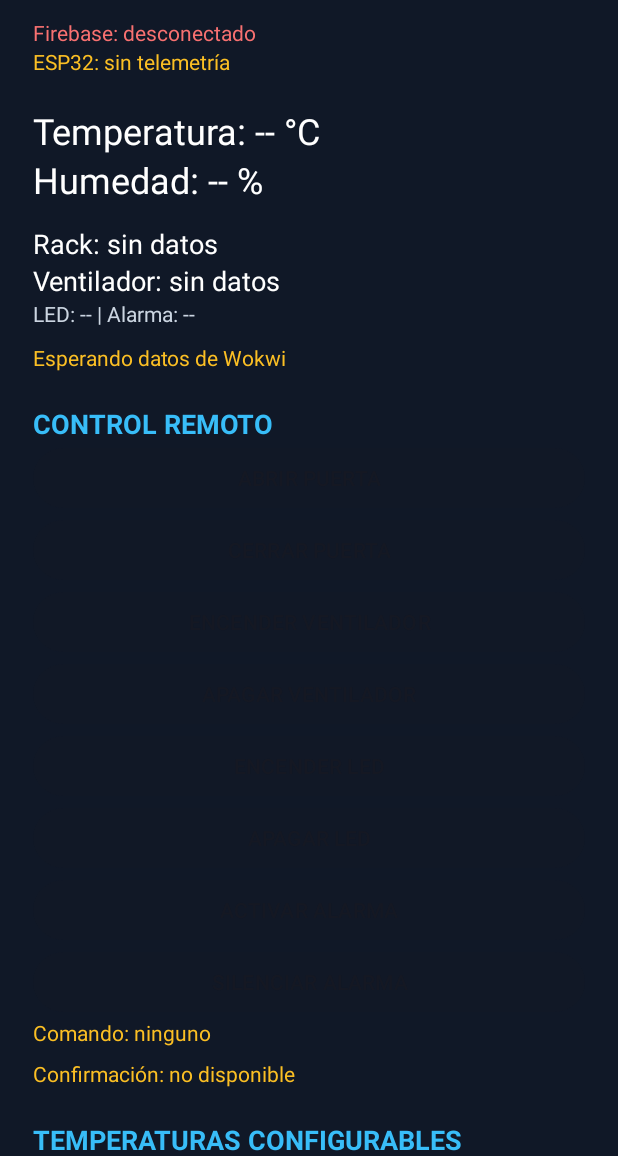
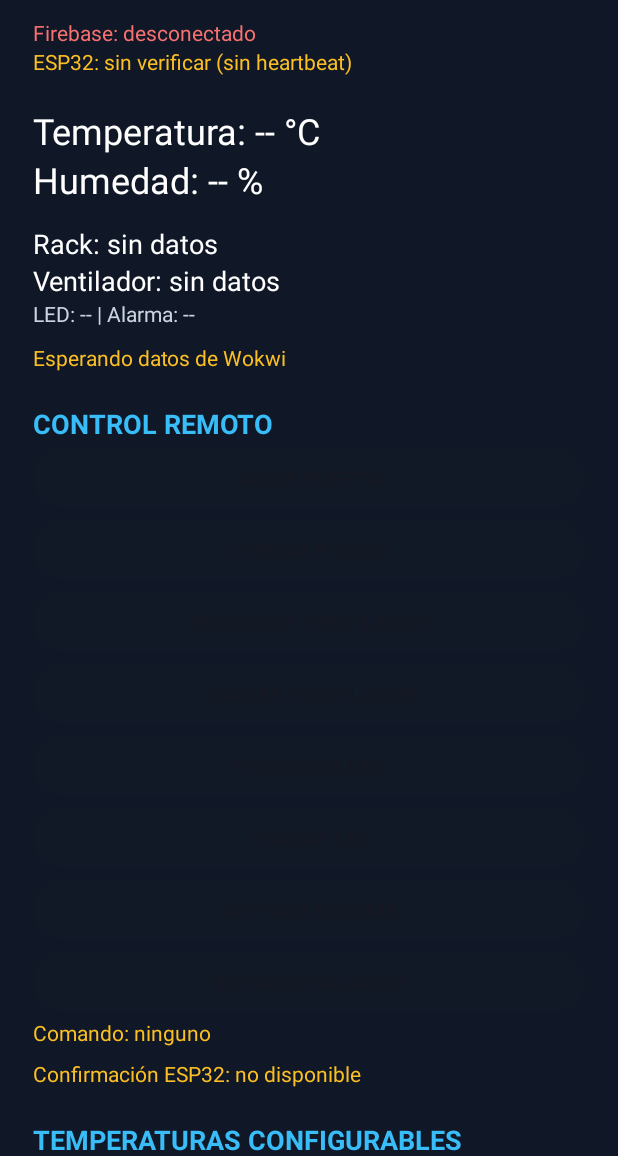
Before and after one commit to Jorge1896/ServerGuardIoT, an Android app: the screen it shows after launch once a user with an empty profile is signed in (DashboardActivity), on a phone screen of 412 x 824 dp, the part 80-1236 px from its top. Run offline under Robolectric (Android 15) with nearby library versions, the phone set to English and light mode, and no system bars; our stand-ins replace Firebase (no records; nobody signed in at launch, a user with empty details on screens opened directly).

Commit message:
feat(android): heartbeat status and reported command confirmation

```diff
--- a/app/src/main/java/com/serverguard/iot/DashboardActivity.kt
+++ b/app/src/main/java/com/serverguard/iot/DashboardActivity.kt
@@ -3,6 +3,10 @@ package com.serverguard.iot
 import android.content.Intent
 import android.graphics.Color
 import android.os.Bundle
+import android.os.Handler
+import android.os.Looper
+import androidx.core.view.ViewCompat
+import androidx.core.view.WindowInsetsCompat
 import android.widget.Button
 import android.widget.EditText
 import android.widget.TextView
@@ -24,6 +28,18 @@ class DashboardActivity : AppCompatActivity() {
     private lateinit var configuracion: DatabaseReference
     private lateinit var comando: DatabaseReference
     private lateinit var conexionFirebase: DatabaseReference
+    private lateinit var confirmacion: DatabaseReference
+    private var confirmacionListener: ValueEventListener? = null
+    private lateinit var txtConfirmacion: TextView
+    private var ultimaConexionEsp32: Long? = null
+    private var declaradoEsp32: String? = null
+    private val handler = Handler(Looper.getMainLooper())
+    private val refrescar = object : Runnable {
+        override fun run() {
+            estadoEsp32()
+            handler.postDelayed(this, 5000L)
+        }
+    }
 
     private var telemetriaListener: ValueEventListener? = null
     private var configuracionListener: ValueEventListener? = null
@@ -54,10 +70,18 @@ class DashboardActivity : AppCompatActivity() {
             return
         }
         setContentView(R.layout.activity_dashboard)
+        val panel = findViewById<android.view.View>(R.id.dashboardRoot)
+        ViewCompat.setOnApplyWindowInsetsListener(panel) { view, insets ->
+            val b = insets.getInsets(WindowInsetsCompat.Type.systemBars())
+            view.setPadding(b.left, b.top + 12, b.right, b.bottom)
+            insets
+        }
+        ViewCompat.requestApplyInsets(panel)
         raiz = FirebaseDatabase.getInstance(databaseUrl).reference
         telemetria = raiz.child("serverguard").child("telemetria")
         configuracion = raiz.child("serverguard").child("configuracion")
         comando = raiz.child("serverguard").child("comando")
+        confirmacion = raiz.child("serverguard").child("confirmacion")
         conexionFirebase = FirebaseDatabase.getInstance(databaseUrl)
             .getReference(".info/connected")
 
@@ -70,6 +94,7 @@ class DashboardActivity : AppCompatActivity() {
         txtOtros = findViewById(R.id.txtOtros)
         txtAlerta = findViewById(R.id.txtAlerta)
         txtComando = findViewById(R.id.txtComando)
+        txtConfirmacion = findViewById(R.id.txtConfirmacion)
         txtLimites = findViewById(R.id.txtLimites)
         editMin = findViewById(R.id.editMin)
         editMax = findViewById(R.id.editMax)
@@ -93,6 +118,19 @@ class DashboardActivity : AppCompatActivity() {
             auth.signOut()
             irAlLogin()
         }
+    }
+
+    private fun estadoEsp32() {
+        val t = ultimaConexionEsp32
+        val reciente = t != null && t > 0L &&
+            t <= System.currentTimeMillis() + 60000L &&
+            System.currentTimeMillis() - t <= 15000L
+        txtEsp32.text = when {
+            reciente -> "ESP32: activo (heartbeat reciente)"
+            t != null -> "ESP32: sin comunicación reciente"
+            else -> "ESP32: ${declaradoEsp32 ?: "sin verificar"} (sin heartbeat)"
+        }
+        txtEsp32.setTextColor(Color.parseColor(if (reciente) "#4ADE80" else "#FBBF24"))
     }
 
     private fun asignarComando(id: Int, valor: String) {
@@ -181,6 +219,8 @@ class DashboardActivity : AppCompatActivity() {
             }
         }
         conexionFirebase.addValueEventListener(conexionListener!!)
+        handler.removeCallbacks(refrescar)
+        handler.post(refrescar)
 
         telemetriaListener = object : ValueEventListener {
             override fun onDataChange(snapshot: DataSnapshot) {
@@ -199,7 +239,9 @@ class DashboardActivity : AppCompatActivity() {
                 val declarado = snapshot.child("estado_conexion").getValue(String::class.java)
                 // El ESP32 aún no manda heartbeat. No interpretar una etiqueta antigua
                 // como prueba de que Wokwi sigue conectado.
-                txtEsp32.text = "ESP32 (último estado reportado): ${declarado ?: "desconocido"} (sin verificación en vivo)"
+                declaradoEsp32 = declarado
+                ultimaConexionEsp32 = (snapshot.child("ultima_conexion").value as? Number)?.toLong()
+                estadoEsp32()
                 txtTemperatura.text = "Temperatura: " + (t?.let {
                     String.format(Locale.getDefault(), "%.1f °C", it) } ?: "--")
                 txtHumedad.text = "Humedad: " + (h?.let {
@@ -236,6 +278,19 @@ class DashboardActivity : AppCompatActivity() {
             }
         }
         configuracion.addValueEventListener(configuracionListener!!)
+        confirmacionListener = object : ValueEventListener {
+            override fun onDataChange(snapshot: DataSnapshot) {
+                val cmd = snapshot.child("comando").getValue(String::class.java)
+                val res = snapshot.child("resultado").getValue(String::class.java)
+                txtConfirmacion.text = if (cmd != null && res != null)
+                    "Última confirmación reportada: $cmd / $res"
+                    else "Confirmación ESP32: no disponible"
+            }
+            override fun onCancelled(error: DatabaseError) {
+                txtConfirmacion.text = "Confirmación: ${error.message}"
+            }
+        }
+        confirmacion.addValueEventListener(confirmacionListener!!)
     }
 
     private fun estado(valor: Boolean?, positivo: String, negativo: String): String =
@@ -250,13 +305,16 @@ class DashboardActivity : AppCompatActivity() {
 
     override fun onStop() {
         super.onStop()
+        handler.removeCallbacks(refrescar)
         if (::conexionFirebase.isInitialized) {
             conexionListener?.let { conexionFirebase.removeEventListener(it) }
             telemetriaListener?.let { telemetria.removeEventListener(it) }
             configuracionListener?.let { configuracion.removeEventListener(it) }
+            confirmacionListener?.let { confirmacion.removeEventListener(it) }
         }
         conexionListener = null
         telemetriaListener = null
         configuracionListener = null
+        confirmacionListener = null
     }
 }
```
